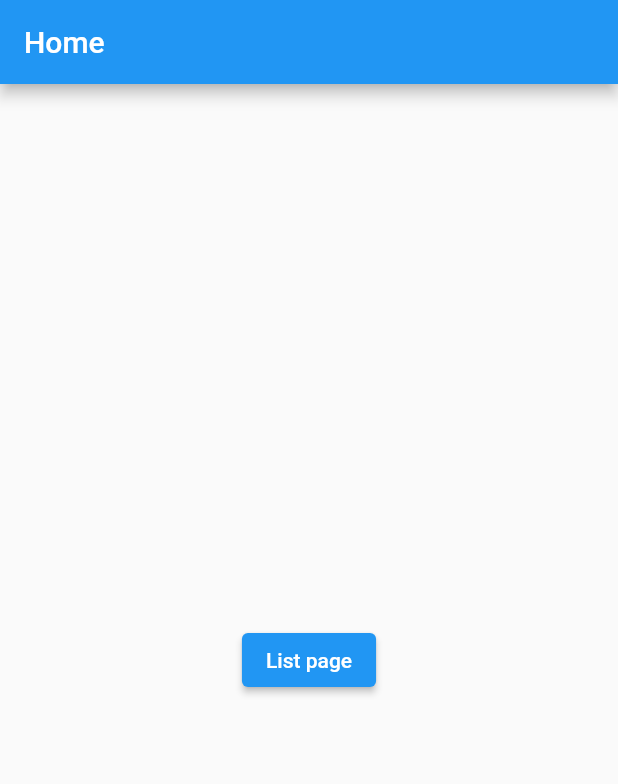
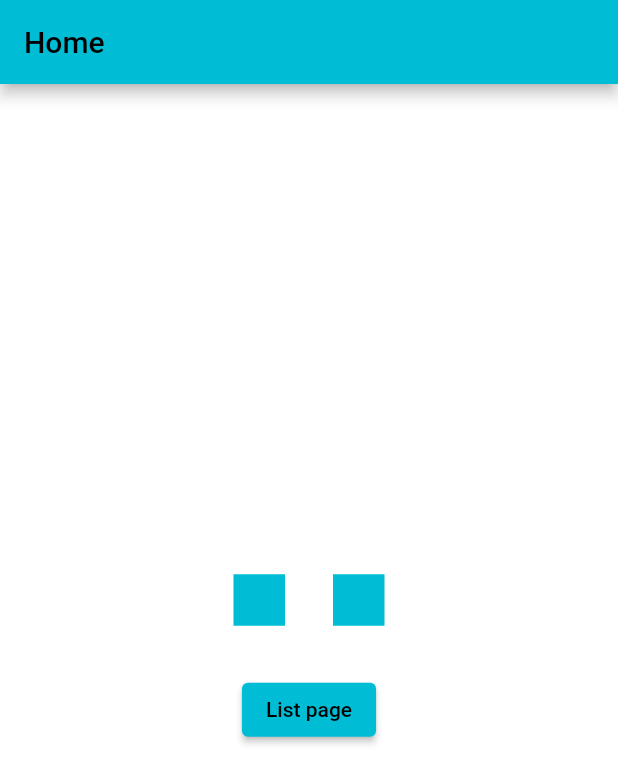
Before and after one commit to Jayasubin/go_router_flutter, a Flutter app: the HomeScreen screen opened by its route, on a phone screen of 412 x 824 dp. Shown: the top 784 px of the screen. Run offline on Flutter 3.47's test engine with Material 2 defaults, Android fonts, the phone set to English and light mode, and no system bars; our stand-ins replace flutter_bloc, go_router, shared_preferences; accounts and stored records are empty.

Commit message:
Layout and theme helper as InheritedWidget - poc done; Looks good.

```diff
--- a/lib/app.dart
+++ b/lib/app.dart
@@ -2,6 +2,7 @@ import 'package:flutter/material.dart';
 import 'package:flutter_bloc/flutter_bloc.dart';
 import 'package:routing_strategies/cubit/auth_cubit.dart';
 import 'package:routing_strategies/go_router.dart';
+import 'package:routing_strategies/theme/theme.dart';
 
 class App extends StatelessWidget {
   const App({Key? key}) : super(key: key);
@@ -15,6 +16,8 @@ class App extends StatelessWidget {
           return MaterialApp.router(
             title: "Routing sample",
             routerConfig: AppRouter.goRouter(context),
+            theme: AppTheme.lightTheme,
+            darkTheme: AppTheme.darkTheme,
           );
         },
       ),
--- a/lib/screens/home_screen.dart
+++ b/lib/screens/home_screen.dart
@@ -1,11 +1,16 @@
 import 'package:flutter/material.dart';
 import 'package:go_router/go_router.dart';
+import 'package:routing_strategies/theme/theme_helper.dart';
 
 class HomeScreen extends StatelessWidget {
   const HomeScreen({Key? key}) : super(key: key);
 
   @override
   Widget build(BuildContext context) {
+    final size = MediaQuery.of(context).size;
+    final scheme = Theme.of(context).colorScheme;
+    final help = ThemeHelper.of(context);
+
     return Scaffold(
       appBar: AppBar(
         automaticallyImplyLeading: false,
@@ -14,7 +19,25 @@ class HomeScreen extends StatelessWidget {
       body: Center(
         child: Column(
           mainAxisAlignment: MainAxisAlignment.center,
+          crossAxisAlignment: CrossAxisAlignment.center,
           children: [
+            Row(
+              mainAxisSize: MainAxisSize.min,
+              children: [
+                Container(
+                  color: scheme.primaryContainer,
+                  height: size.width / 12,
+                  width: size.width / 12,
+                ),
+                const SizedBox(width: 32),
+                Container(
+                  color: help.cScheme.primaryContainer,
+                  height: help.containerWidth,
+                  width: help.containerWidth,
+                ),
+              ],
+            ),
+            const SizedBox(height: 32),
             ElevatedButton(
               onPressed: () {
                 context.go('/home/list');
--- a/lib/screens/shell_screen.dart
+++ b/lib/screens/shell_screen.dart
@@ -2,6 +2,7 @@ import 'package:flutter/material.dart';
 import 'package:flutter_bloc/flutter_bloc.dart';
 import 'package:go_router/go_router.dart';
 import 'package:routing_strategies/cubit/auth_cubit.dart';
+import 'package:routing_strategies/theme/theme_helper.dart';
 
 class ShellScreen extends StatefulWidget {
   const ShellScreen({
@@ -28,6 +29,7 @@ class _ShellScreenState extends State<ShellScreen> {
   @override
   Widget build(BuildContext context) {
     return BlocListener<AuthCubit, AuthState>(
+      //listenWhen: (pre,cur)=>cur ,
       listener: (context, state) {
         if (state is AuthLoading) {
           context.go('/');
@@ -39,7 +41,10 @@ class _ShellScreenState extends State<ShellScreen> {
           context.go('/auth');
         }
       },
-      child: widget.child,
+      child: ThemeHelper(
+        context: context,
+        child: widget.child,
+      ),
     );
   }
 }
--- /dev/null
+++ b/lib/theme/theme.dart
@@ -0,0 +1,17 @@
+import 'package:flutter/material.dart';
+
+class AppTheme {
+  static ThemeData lightTheme = ThemeData.from(
+    useMaterial3: false,
+    colorScheme: ColorScheme.fromSwatch(
+      primarySwatch: Colors.cyan,
+      brightness: Brightness.light,
+    ),
+  );
+  static ThemeData darkTheme = ThemeData.from(
+    colorScheme: ColorScheme.fromSwatch(
+      primarySwatch: Colors.teal,
+      brightness: Brightness.dark,
+    ),
+  );
+}
--- /dev/null
+++ b/lib/theme/theme_helper.dart
@@ -0,0 +1,26 @@
+import 'package:flutter/material.dart';
+
+class ThemeHelper extends InheritedWidget {
+  final BuildContext context;
+
+  ThemeHelper({
+    super.key,
+    required super.child,
+    required this.context,
+  }) {
+    print('Created theme helper');
+  }
+
+  @override
+  bool updateShouldNotify(covariant InheritedWidget oldWidget) {
+    print('Updated theme helper');
+    return true;
+  }
+
+  static ThemeHelper of(BuildContext context) =>
+      context.dependOnInheritedWidgetOfExactType<ThemeHelper>()!;
+
+  ColorScheme get cScheme => Theme.of(context).colorScheme;
+
+  double get containerWidth => (MediaQuery.of(context).size).width / 12;
+}
```
Also changed, not shown: 1 other file.
